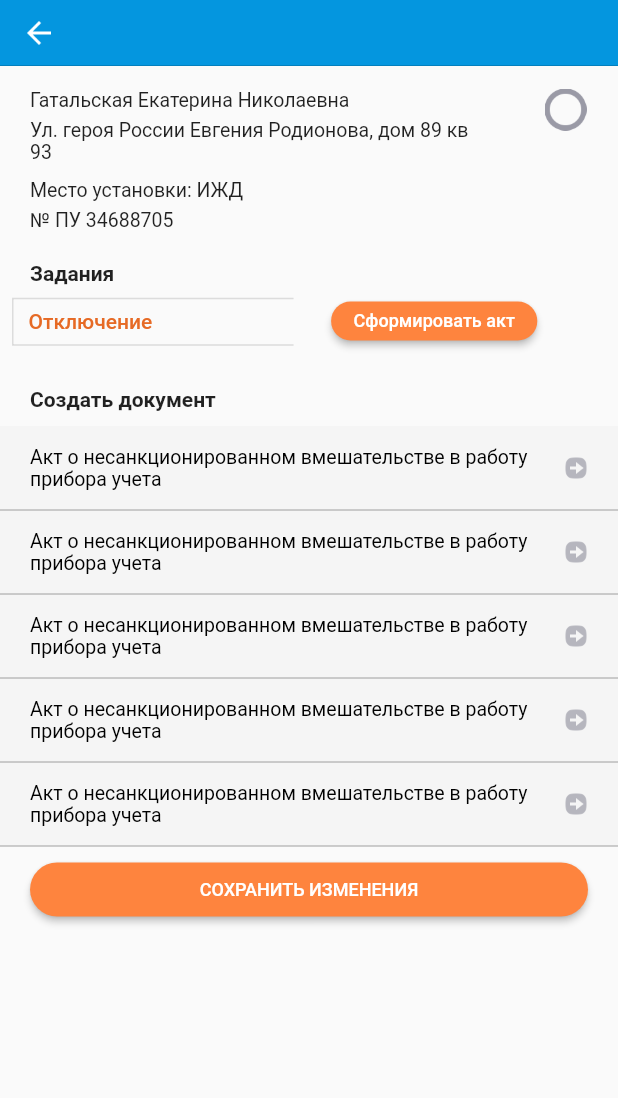
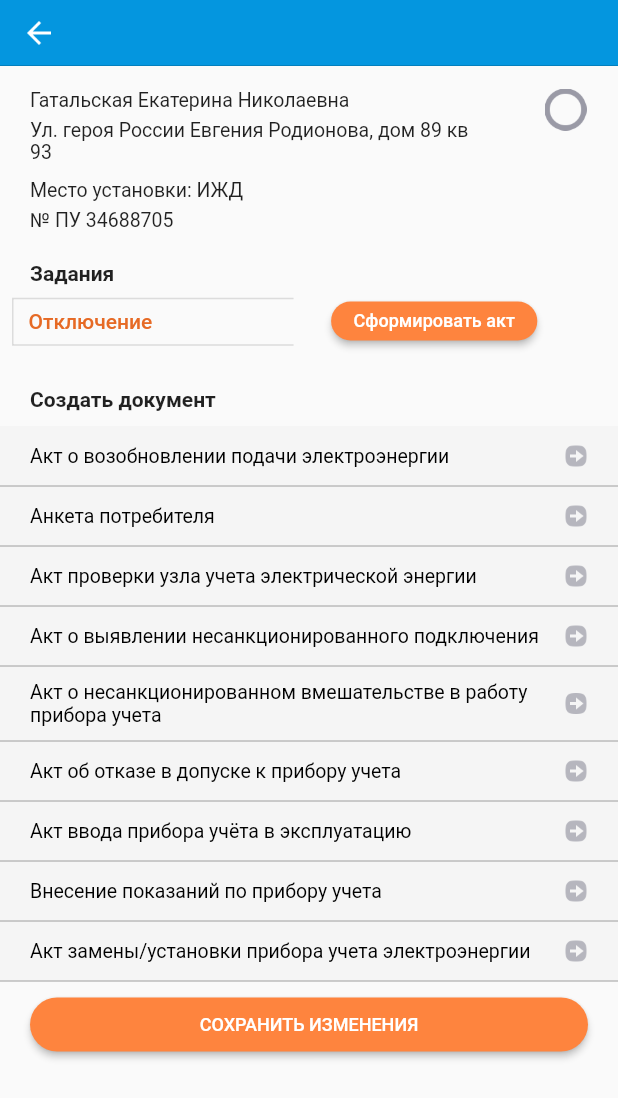
Before and after one commit to Skryuvi/RepoChesk, a Flutter app: the ActsPage screen opened directly with empty values, on a phone screen of 412 x 824 dp. Shown: the top 1098 px of the screen. Run offline on Flutter 3.47's test engine with Material 2 defaults, Android fonts, the phone set to English and light mode, and no system bars; our stand-ins replace flutter_svg, fluttertoast, google_fonts, page_transition, shared_preferences; missing offline and left inert: shared_preferences_web; accounts and stored records are empty.

Commit message:
Список актов вынес в переменную. Поправил отступы при выводе актов

```diff
--- a/lib/lorem_ipsum_dolor_sit_amet.dart
+++ b/lib/lorem_ipsum_dolor_sit_amet.dart
@@ -10,6 +10,18 @@ class MainScreenListSubItem{
   var checked = false;
   MainScreenListSubItem(this.ls, this.pu, this.subName, this.checked);
 }
+final List<String> actsList = [
+  "Акт о возобновлении подачи электроэнергии",
+  "Анкета потребителя",
+  "Акт проверки узла учета электрической энергии",
+  "Акт о выявлении несанкционированного подключения",
+  "Акт о несанкционированном вмешательстве в работу прибора учета",
+  "Акт об отказе в допуске к прибору учета",
+  "Акт ввода прибора учёта в эксплуатацию",
+  "Внесение показаний по прибору учета",
+  "Акт замены/установки прибора учета электроэнергии",
+];
+
 List<MainScreenListItem> locationsLorem = [
   MainScreenListItem('Ленина улица', subFirst),
   MainScreenListItem('Пушкина улица', subSecond),
--- a/lib/ui/main/downloading/acts/acts_page.dart
+++ b/lib/ui/main/downloading/acts/acts_page.dart
@@ -245,7 +245,7 @@ class ActLink extends StatelessWidget {
         shrinkWrap: true,
         physics: BouncingScrollPhysics(),
         // padding: EdgeInsets.only(20),
-        itemCount: 5,
+        itemCount: actsList.length,
         itemBuilder: (_, index) {
           return DecoratedBox(
               position: DecorationPosition.foreground,
@@ -256,10 +256,12 @@ class ActLink extends StatelessWidget {
               ),
               child: Ink(
                 // color: Color.fromRGBO(246, 247, 249, 1),
-                color: Color.fromRGBO(245, 245, 245, 1),
+              color: Color.fromRGBO(245, 245, 245, 1),
                 child: ListTile(
+                  minVerticalPadding: 10,
+                  visualDensity: VisualDensity(vertical: -4),
                   contentPadding: EdgeInsets.only(left: 20, right: 20),
-                  title: Text('Акт о несанкционированном вмешательстве в работу прибора учета',
+                  title: Text(actsList[index],
                       style: GoogleFonts.roboto(color: Colors.black, fontSize: 13)),
                   trailing: Image.asset(
                     'assets/arrow_send.png',
```
